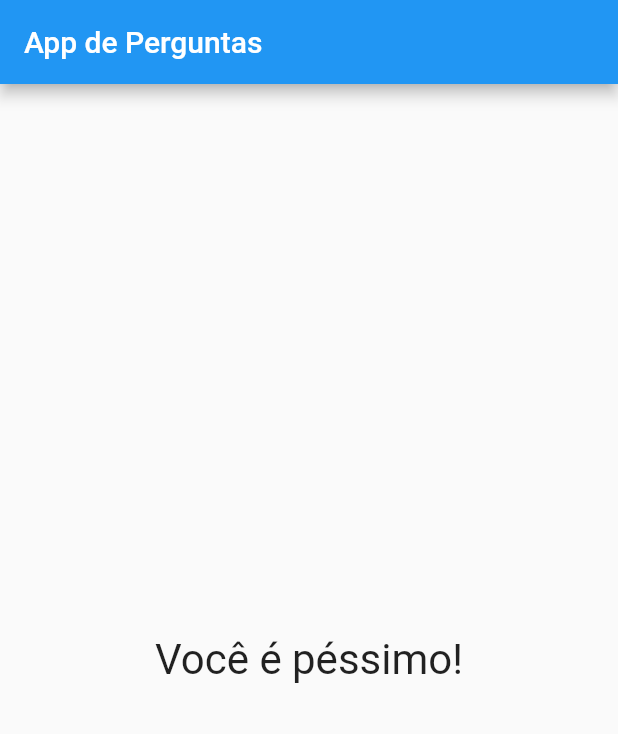
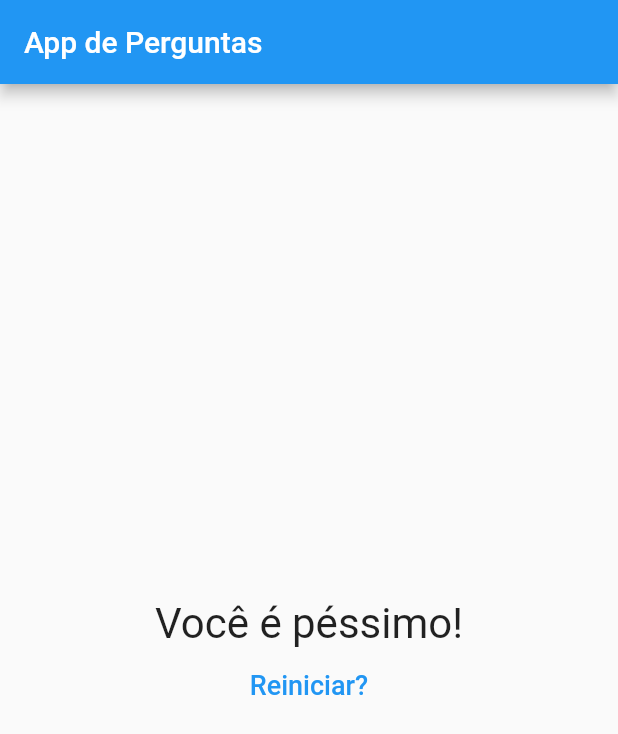
Before and after one commit to CharlesEdu07/QuestionsApp, a Flutter app: the screen it shows after launch, after a tap on "Preto", after a tap on "Gato", after a tap on "Laranja", on a phone screen of 412 x 824 dp. Shown: the top 734 px of the screen. Run offline on Flutter 3.47's test engine with Material 2 defaults, Android fonts, the phone set to English and light mode, and no system bars.

Commit message:
Tela de resultado

```diff
--- a/lib/main.dart
+++ b/lib/main.dart
@@ -50,6 +50,13 @@ class _QuestionAppState extends State<QuestionApp> {
     }
   }
 
+  void restart() {
+    setState(() {
+      _questionIndex = 0;
+      _totalScore = 0;
+    });
+  }
+
   @override
   Widget build(BuildContext context) {
     return MaterialApp(
@@ -64,6 +71,7 @@ class _QuestionAppState extends State<QuestionApp> {
         ) : Result(
           text: "Finalizado!",
           totalScore: _totalScore,
+          restart: restart,
         ),
       )
     );
--- a/lib/result.dart
+++ b/lib/result.dart
@@ -3,8 +3,13 @@ import 'package:flutter/material.dart';
 class Result extends StatelessWidget {
   final String text;
   final int totalScore;
+  void Function() restart;
 
-  Result({required this.text, required this.totalScore});
+  Result({
+    required this.text,
+    required this.totalScore,
+    required this.restart,
+  });
 
   String get resultPhrase {
     String resultText = 'Você fez $totalScore pontos!';
@@ -22,13 +27,28 @@ class Result extends StatelessWidget {
 
   @override
   Widget build(BuildContext context) {
-    return Center(
-      child: Text(
-        resultPhrase,
-        style: TextStyle(
-          fontSize: 28,
+    return Column(
+      mainAxisAlignment: MainAxisAlignment.center,
+      children: [
+        Center(
+          child: Text(
+            resultPhrase,
+            style: TextStyle(
+              fontSize: 28,
+            ),
+          ),
         ),
-      ),
+        TextButton(
+          onPressed: restart,
+          child: Text(
+            'Reiniciar?',
+            style: TextStyle(
+              color: Colors.blue,
+              fontSize: 18,
+            ),
+          ),
+        ),
+      ],
     );
   }
 }
```
